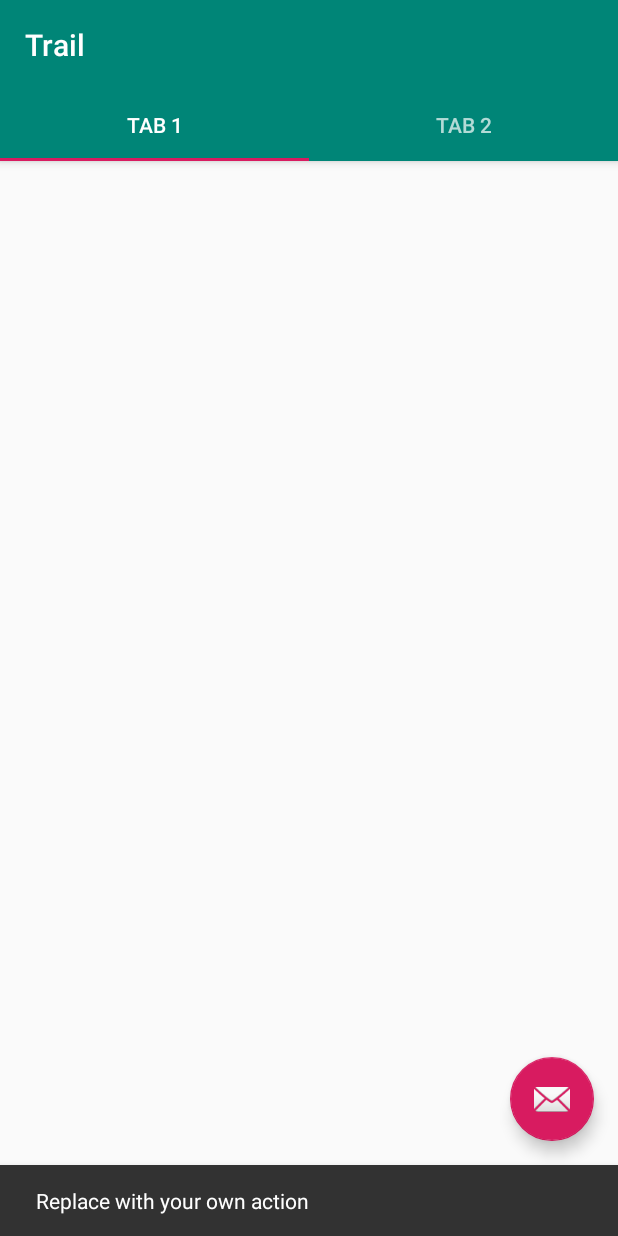
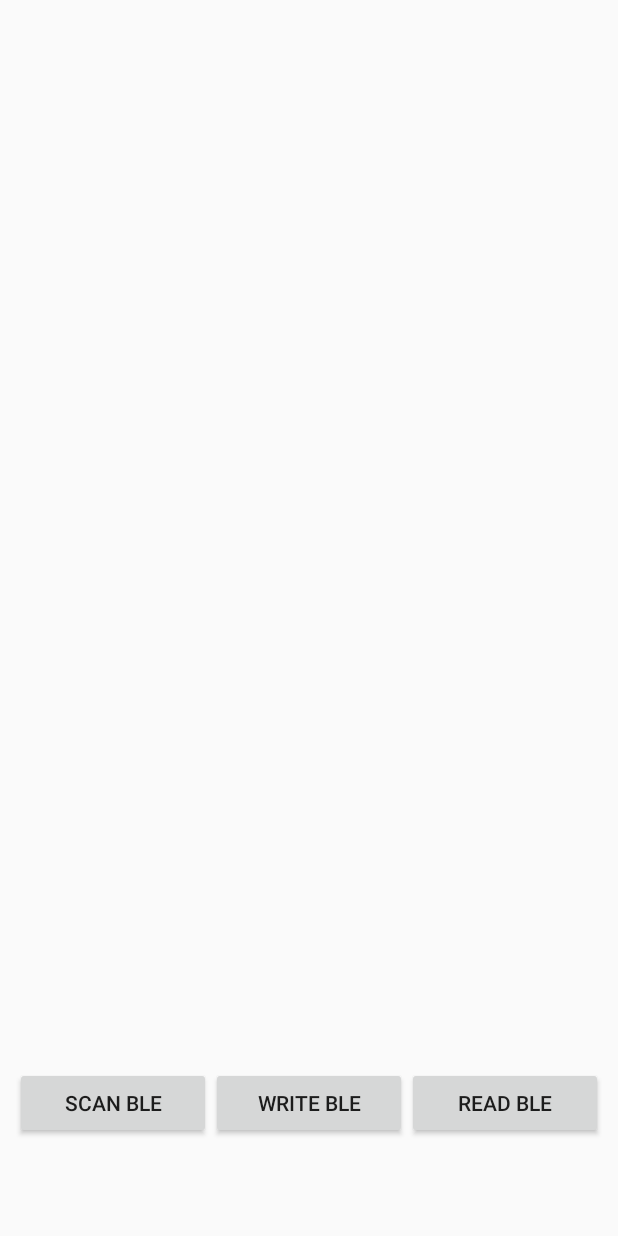
Before and after one commit to ChiragAwale/Trail, an Android app: the screen it shows after launch (MainActivity before the commit, BluetoothUtility after it), after a tap on an icon or button, on a phone screen of 412 x 824 dp. Run offline under Robolectric (Android 15) with nearby library versions, the phone set to English and light mode, and no system bars; libraries missing offline, so code that uses them is left out: com.ederdoski.simpleble; 2 statements that could not run were skipped.

Commit message:
Add bluetooth connectivity

```diff
--- a/Trail/app/build.gradle
+++ b/Trail/app/build.gradle
@@ -16,6 +16,10 @@ android {
             proguardFiles getDefaultProguardFile('proguard-android-optimize.txt'), 'proguard-rules.pro'
         }
     }
+    compileOptions {
+        sourceCompatibility = 1.8
+        targetCompatibility = 1.8
+    }
 }
 
 dependencies {
@@ -27,4 +31,5 @@ dependencies {
     testImplementation 'junit:junit:4.12'
     androidTestImplementation 'androidx.test.ext:junit:1.1.0'
     androidTestImplementation 'androidx.test.espresso:espresso-core:3.1.1'
+    implementation "com.ederdoski.ble:simpleble:1.0"
 }
--- /dev/null
+++ b/Trail/app/src/main/java/com/chiragawale/trail/BluetoothUtility.java
@@ -0,0 +1,217 @@
+package com.chiragawale.trail;
+
+import android.bluetooth.BluetoothGatt;
+import android.bluetooth.BluetoothGattCharacteristic;
+import android.bluetooth.BluetoothProfile;
+import android.os.Build;
+import android.os.Handler;
+import android.os.Bundle;
+import android.util.Log;
+import android.view.LayoutInflater;
+import android.view.View;
+import android.widget.Button;
+import android.widget.ListView;
+import android.widget.TextView;
+import android.widget.Toast;
+
+import androidx.appcompat.app.AlertDialog;
+import androidx.appcompat.app.AppCompatActivity;
+
+import com.ederdoski.simpleble.interfaces.BleCallback;
+import com.ederdoski.simpleble.models.BluetoothLE;
+import com.ederdoski.simpleble.utils.BluetoothLEHelper;
+import com.ederdoski.simpleble.utils.Constants;
+
+import java.util.ArrayList;
+import java.util.Arrays;
+import java.util.logging.Logger;
+
+public class BluetoothUtility extends AppCompatActivity {
+
+    BluetoothLEHelper ble;
+    AlertDialog dAlert;
+
+    ListView listBle;
+    Button btnScan;
+    Button btnWrite;
+    Button btnRead;
+
+    private AlertDialog setDialogInfo(String title, String message, boolean btnVisible){
+
+        AlertDialog.Builder builder = new AlertDialog.Builder(this);
+        LayoutInflater inflater = getLayoutInflater();
+        View view = inflater.inflate(R.layout.dialog_standard, null);
+
+        TextView btnNeutral = view.findViewById(R.id.btnNeutral);
+        TextView txtTitle   = view.findViewById(R.id.txtTitle);
+        TextView txtMessage = view.findViewById(R.id.txtMessage);
+
+        txtTitle.setText(title);
+        txtMessage.setText(message);
+
+        if(btnVisible){
+            btnNeutral.setVisibility(View.VISIBLE);
+        }else{
+            btnNeutral.setVisibility(View.GONE);
+        }
+
+        btnNeutral.setOnClickListener(view1 -> {
+            dAlert.dismiss();
+        });
+
+        builder.setView(view);
+        return builder.create();
+    }
+
+    private void setList(){
+
+        ArrayList<BluetoothLE> aBleAvailable  = new ArrayList<>();
+
+        if(ble.getListDevices().size() > 0){
+            for (int i=0; i<ble.getListDevices().size(); i++) {
+                aBleAvailable.add(new BluetoothLE(ble.getListDevices().get(i).getName(), ble.getListDevices().get(i).getMacAddress(), ble.getListDevices().get(i).getRssi(), ble.getListDevices().get(i).getDevice()));
+            }
+
+            ListAdapter mAdapter = new ListAdapter(this, R.layout.simple_row_list, aBleAvailable) {
+                @Override
+                public void onItem(Object item, View view, int position) {
+
+                    TextView txtName = view.findViewById(R.id.txtText);
+
+                    String aux = ((BluetoothLE) item).getName() + "    " + ((BluetoothLE) item).getMacAddress();
+                    txtName.setText(aux);
+
+                }
+            };
+
+            listBle.setAdapter(mAdapter);
+            listBle.setOnItemClickListener((parent, view, position, id) -> {
+                BluetoothLE  itemValue = (BluetoothLE) listBle.getItemAtPosition(position);
+                ble.connect(itemValue.getDevice(), bleCallbacks());
+            });
+        }else{
+            dAlert = setDialogInfo("Ups", "We do not find active devices", true);
+            dAlert.show();
+        }
+    }
+
+    private BleCallback bleCallbacks(){
+
+        return new BleCallback(){
+
+            @Override
+            public void onBleConnectionStateChange(BluetoothGatt gatt, int status, int newState) {
+                super.onBleConnectionStateChange(gatt, status, newState);
+
+                if (newState == BluetoothProfile.STATE_CONNECTED) {
+                    runOnUiThread(() -> Toast.makeText(BluetoothUtility.this, "Connected to GATT server.", Toast.LENGTH_SHORT).show());
+                }
+
+                if (newState == BluetoothProfile.STATE_DISCONNECTED) {
+                    runOnUiThread(() -> Toast.makeText(BluetoothUtility.this, "Disconnected from GATT server.", Toast.LENGTH_SHORT).show());
+                }
+            }
+
+            @Override
+            public void onBleServiceDiscovered(BluetoothGatt gatt, int status) {
+                super.onBleServiceDiscovered(gatt, status);
+                if (status != BluetoothGatt.GATT_SUCCESS) {
+                    Log.e("Ble ServiceDiscovered","onServicesDiscovered received: " + status);
+                }
+            }
+
+            @Override
+            public void onBleCharacteristicChange(BluetoothGatt gatt, BluetoothGattCharacteristic characteristic) {
+                super.onBleCharacteristicChange(gatt, characteristic);
+                Log.i("BluetoothLEHelper","onCharacteristicChanged Value: " + Arrays.toString(characteristic.getValue()));
+            }
+
+            @Override
+            public void onBleRead(BluetoothGatt gatt, BluetoothGattCharacteristic characteristic, int status) {
+                super.onBleRead(gatt, characteristic, status);
+
+                if (status == BluetoothGatt.GATT_SUCCESS) {
+                    Log.i("TAG", Arrays.toString(characteristic.getValue()));
+                    runOnUiThread(() -> Toast.makeText(BluetoothUtility.this, "onCharacteristicRead : "+Arrays.toString(characteristic.getValue()), Toast.LENGTH_SHORT).show());
+                }
+            }
+
+            @Override
+            public void onBleWrite(BluetoothGatt gatt, BluetoothGattCharacteristic characteristic, int status) {
+                super.onBleWrite(gatt, characteristic, status);
+                runOnUiThread(() -> Toast.makeText(BluetoothUtility.this, "onCharacteristicWrite Status : " + status, Toast.LENGTH_SHORT).show());
+            }
+        };
+    }
+
+    private void scanCollars(){
+
+        if(!ble.isScanning()) {
+
+            dAlert = setDialogInfo("Scan in progress", "Loading...", false);
+            dAlert.show();
+
+            Handler mHandler = new Handler();
+            ble.scanLeDevice(true);
+
+            mHandler.postDelayed(() -> {
+                dAlert.dismiss();
+                setList();
+            },ble.getScanPeriod());
+
+        }
+    }
+
+//    @RequiresApi(api = Build.VERSION_CODES.M)
+    private void listenerButtons(){
+
+        btnScan.setOnClickListener(v -> {
+            if(ble.isReadyForScan()){
+                scanCollars();
+            }else{
+                Toast.makeText(BluetoothUtility.this, "You must accept the bluetooth and Gps permissions or must turn on the bluetooth and Gps", Toast.LENGTH_SHORT).show();
+            }
+        });
+
+        btnRead.setOnClickListener(v -> {
+            if(ble.isConnected()) {
+                ble.read(Constants.SERVICE_COLLAR_INFO, Constants.CHARACTERISTIC_CURRENT_POSITION);
+            }
+        });
+
+        btnWrite.setOnClickListener(v -> {
+            if(ble.isConnected()) {
+                byte[] aBytes = new byte[8];
+                ble.write(Constants.SERVICE_COLLAR_INFO, Constants.CHARACTERISTIC_GEOFENCE, aBytes);
+            }
+        });
+
+    }
+
+    @Override
+    protected void onDestroy() {
+        super.onDestroy();
+        ble.disconnect();
+    }
+
+//    @RequiresApi(api = Build.VERSION_CODES.M)
+    @Override
+    protected void onCreate(Bundle savedInstanceState) {
+        super.onCreate(savedInstanceState);
+        setContentView(R.layout.bluetooth_utility);
+
+        //--- Initialize BLE Helper
+        ble = new BluetoothLEHelper(this);
+
+        listBle  = findViewById(R.id.listBle);
+        btnScan  = findViewById(R.id.scanBle);
+        btnRead  = findViewById(R.id.readBle);
+        btnWrite = findViewById(R.id.writeBle);
+
+        listenerButtons();
+
+        //--- Delete this line to do a search of all the devices
+        //ble.setFilterService(Constants.SERVICE_COLLAR_INFO);
+
+    }
+}
--- a/Trail/app/src/main/java/com/chiragawale/trail/MainActivity.java
+++ b/Trail/app/src/main/java/com/chiragawale/trail/MainActivity.java
@@ -1,7 +1,12 @@
 package com.chiragawale.trail;
 
+import android.bluetooth.BluetoothGatt;
+import android.bluetooth.BluetoothGattCharacteristic;
+import android.content.Intent;
 import android.os.Bundle;
 
+import com.ederdoski.simpleble.interfaces.BleCallback;
+import com.ederdoski.simpleble.utils.BluetoothLEHelper;
 import com.google.android.material.floatingactionbutton.FloatingActionButton;
 import com.google.android.material.snackbar.Snackbar;
 import com.google.android.material.tabs.TabLayout;
@@ -9,13 +14,19 @@ import com.google.android.material.tabs.TabLayout;
 import androidx.viewpager.widget.ViewPager;
 import androidx.appcompat.app.AppCompatActivity;
 
+import android.os.Handler;
+import android.util.Log;
 import android.view.Menu;
 import android.view.MenuItem;
 import android.view.View;
+import android.widget.Toast;
 
 import com.chiragawale.trail.ui.main.SectionsPagerAdapter;
 
+import java.util.Arrays;
+
 public class MainActivity extends AppCompatActivity {
+    BluetoothLEHelper ble;
 
     @Override
     protected void onCreate(Bundle savedInstanceState) {
@@ -31,9 +42,12 @@ public class MainActivity extends AppCompatActivity {
         fab.setOnClickListener(new View.OnClickListener() {
             @Override
             public void onClick(View view) {
-                Snackbar.make(view, "Replace with your own action", Snackbar.LENGTH_LONG)
-                        .setAction("Action", null).show();
+//                Snackbar.make(view, "Replace with your own action", Snackbar.LENGTH_LONG)
+//                        .setAction("Action", null).show();
+                Intent intent = new Intent(MainActivity.this, BluetoothUtility.class);
+                startActivity(intent);
             }
         });
     }
+
 }
--- /dev/null
+++ b/Trail/app/src/main/res/layout/bluetooth_utility.xml
@@ -0,0 +1,52 @@
+<?xml version="1.0" encoding="utf-8"?>
+<LinearLayout xmlns:android="http://schemas.android.com/apk/res/android"
+    android:layout_width="match_parent"
+    android:layout_height="match_parent"
+    android:orientation="vertical">
+
+
+    <LinearLayout
+        android:layout_width="match_parent"
+        android:layout_height="0dp"
+        android:layout_weight="4"
+        android:layout_margin="10dp"
+        android:orientation="horizontal">
+
+        <ListView
+            android:id="@+id/listBle"
+            android:layout_width="match_parent"
+            android:layout_height="match_parent" />
+
+    </LinearLayout>
+
+    <LinearLayout
+        android:layout_width="match_parent"
+        android:layout_height="0dp"
+        android:layout_weight="1"
+        android:layout_margin="10dp"
+        android:gravity="center"
+        android:orientation="horizontal">
+
+        <Button
+            android:id="@+id/scanBle"
+            android:layout_width="0dp"
+            android:layout_height="wrap_content"
+            android:layout_weight="1"
+            android:text="Scan BLE" />
+
+        <Button
+            android:id="@+id/writeBle"
+            android:layout_width="0dp"
+            android:layout_height="wrap_content"
+            android:layout_weight="1"
+            android:text="Write BLE" />
+
+        <Button
+            android:id="@+id/readBle"
+            android:layout_width="0dp"
+            android:layout_height="wrap_content"
+            android:layout_weight="1"
+            android:text="Read BLE" />
+    </LinearLayout>
+
+</LinearLayout>
```
Also changed, not shown: Trail/app/src/main/AndroidManifest.xml (+13 -0 lines), Trail/app/src/main/java/com/chiragawale/trail/ListAdapter.java (added, +53 -0 lines), Trail/app/src/main/res/layout/dialog_standard.xml (added, +63 -0 lines), Trail/app/src/main/res/layout/simple_row_list.xml (added, +34 -0 lines).
